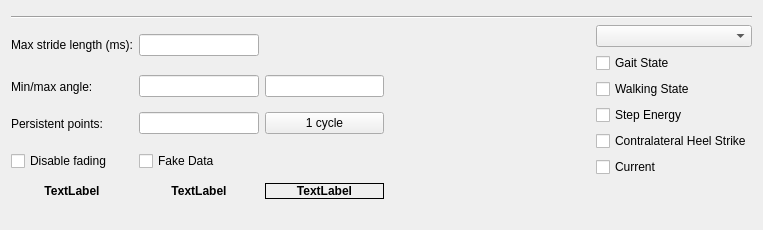
Before: the Qt Designer form ui/w_ankleAnglePlot.ui in johnbatzer18/biomech_flexsea-plan, drawn with Qt 5.
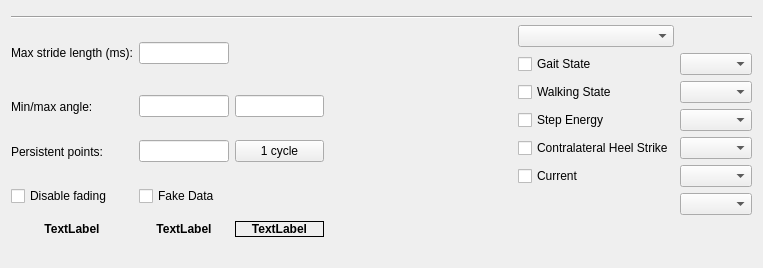
After: the same form once the commit is applied.

Commit message: Modifying AnklePlot to support list of variables. WiP - incomplete.

The edit to the form file:
```diff
--- a/ui/w_ankleAnglePlot.ui
+++ b/ui/w_ankleAnglePlot.ui
@@ -183,6 +183,24 @@
          </property>
         </widget>
        </item>
+       <item row="1" column="1">
+        <widget class="QComboBox" name="cBoxvar1"/>
+       </item>
+       <item row="2" column="1">
+        <widget class="QComboBox" name="cBoxvar2"/>
+       </item>
+       <item row="3" column="1">
+        <widget class="QComboBox" name="cBoxvar3"/>
+       </item>
+       <item row="4" column="1">
+        <widget class="QComboBox" name="cBoxvar4"/>
+       </item>
+       <item row="5" column="1">
+        <widget class="QComboBox" name="cBoxvar5"/>
+       </item>
+       <item row="6" column="1">
+        <widget class="QComboBox" name="cBoxvar6"/>
+       </item>
       </layout>
      </item>
      <item row="2" column="3">
```
Left out of the diff: 28 changed lines with no effect on the pictures. The commit also changes 3 other files.
